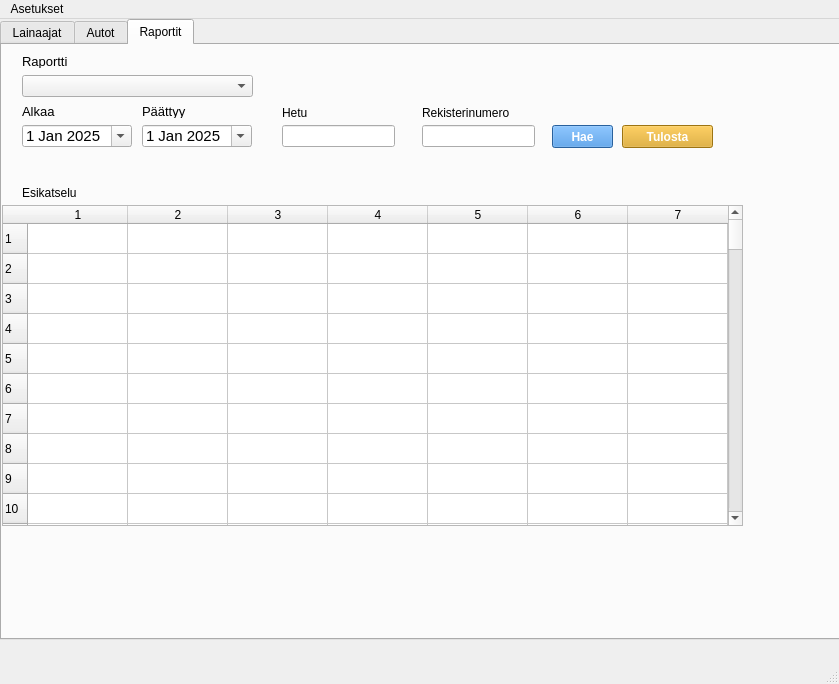
First picture: the form in administrative.ui, repository HennaSalla/Autolainaus_hallinta, before the edit.
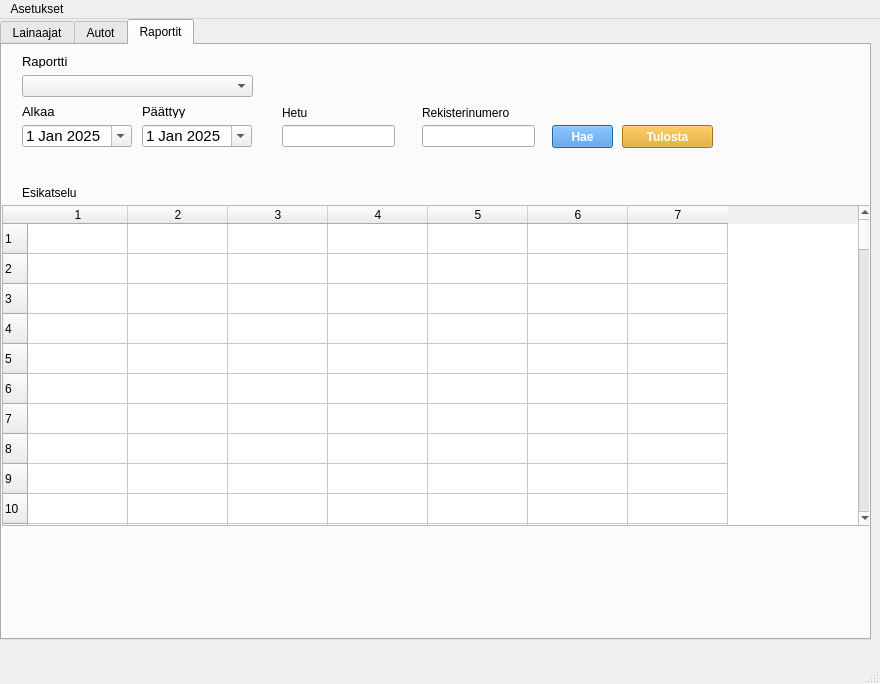
Second picture: the form after the edit. The open tabs and pages were chosen to show the change. Icons and pictures are not drawn.

What changed in the file:
```diff
--- a/administrative.ui
+++ b/administrative.ui
@@ -6,7 +6,7 @@
    <rect>
     <x>0</x>
     <y>0</y>
-    <width>839</width>
+    <width>880</width>
     <height>684</height>
    </rect>
   </property>
@@ -22,7 +22,7 @@
      <rect>
       <x>0</x>
       <y>0</y>
-      <width>841</width>
+      <width>871</width>
       <height>621</height>
      </rect>
     </property>
@@ -817,7 +817,7 @@
        <rect>
         <x>0</x>
         <y>160</y>
-        <width>741</width>
+        <width>871</width>
         <height>321</height>
        </rect>
       </property>
@@ -1030,7 +1030,7 @@
     <rect>
      <x>0</x>
      <y>0</y>
-     <width>839</width>
+     <width>880</width>
      <height>33</height>
     </rect>
    </property>
```
Left out of the diff: 2 changed lines with no effect on the pictures.
